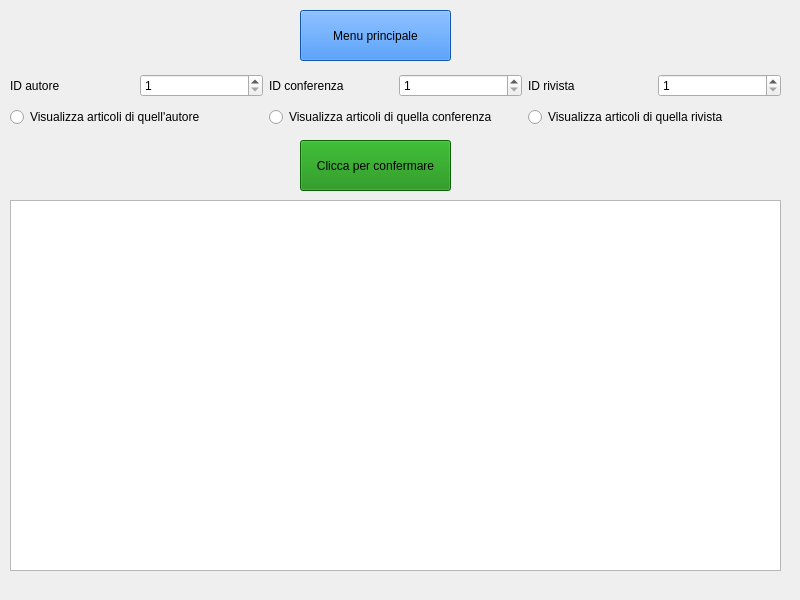
This is mainwindow.ui in FranckRedery/PROGETTO_PO as Qt 5 draws it before an edit. The edited form follows.
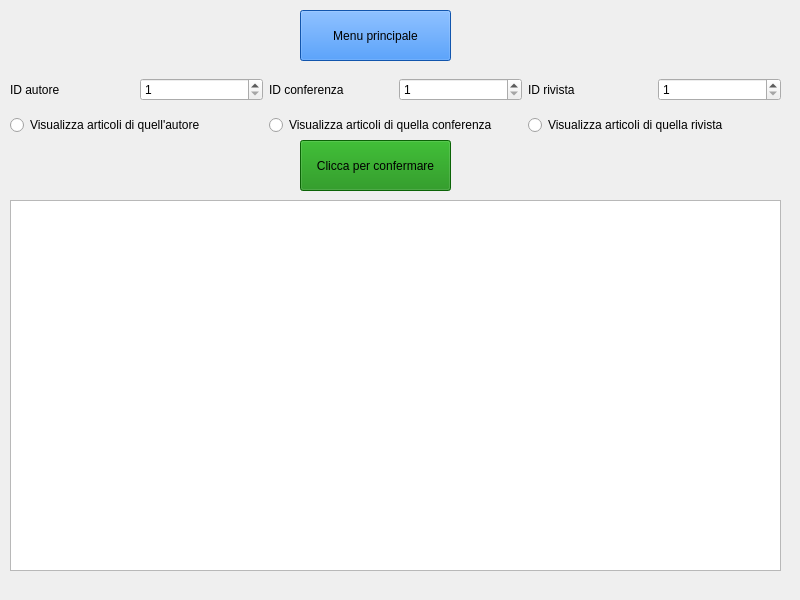
This is the edited form. The open tabs and pages were chosen to show the change.

Patch:
```diff
--- a/mainwindow.ui
+++ b/mainwindow.ui
@@ -839,7 +839,7 @@
         <x>10</x>
         <y>70</y>
         <width>771</width>
-        <height>61</height>
+        <height>75</height>
        </rect>
       </property>
       <layout class="QGridLayout" name="gridLayout_11">
```
Left out of the diff: 82 changed lines with no effect on the pictures.
